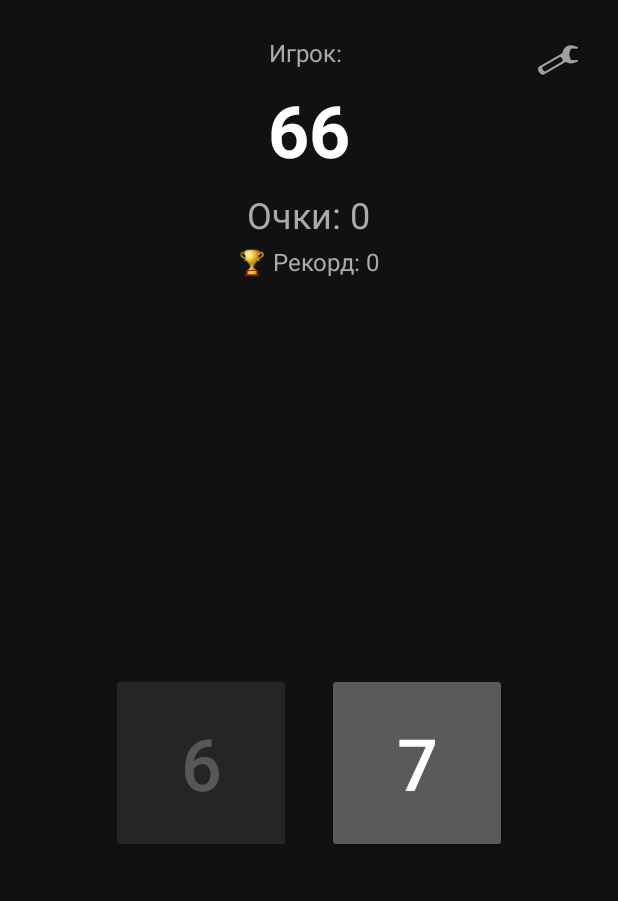
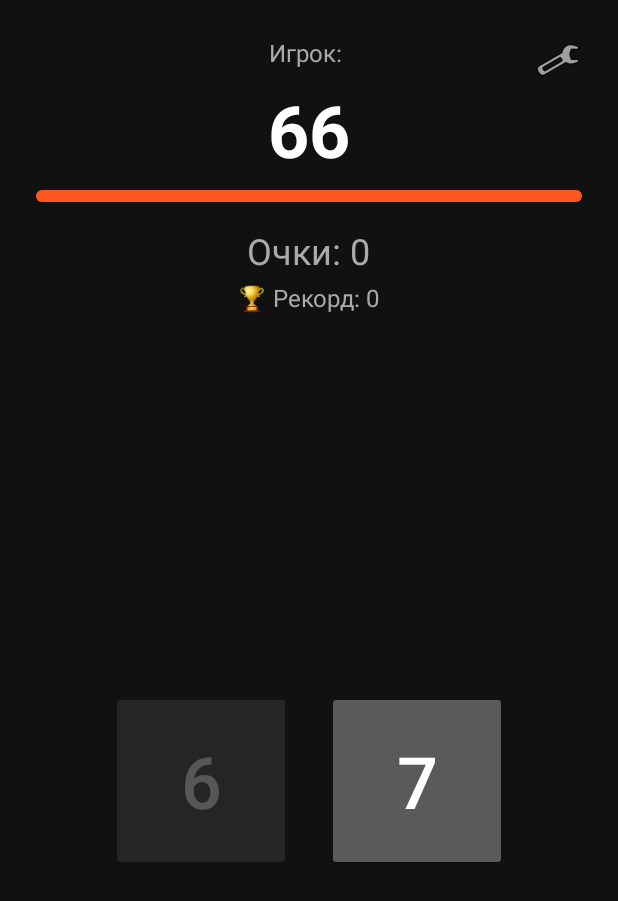
Before and after one commit to NestorAPP/67-gaming, an Android app: the MainActivity screen opened directly, with no data from a screen before it, on a phone screen of 412 x 824 dp. Shown: the top 901 px of the screen. Run offline under Robolectric (Android 15) with nearby library versions, the light colour scheme and no system bars.

Commit message:
Update activity_main.xml

```diff
--- a/app/src/main/res/layout/activity_main.xml
+++ b/app/src/main/res/layout/activity_main.xml
@@ -37,13 +37,23 @@
             android:textSize="48sp"
             android:textStyle="bold" />
 
+        <ProgressBar
+            android:id="@+id/progressBar"
+            style="?android:attr/progressBarStyleHorizontal"
+            android:layout_width="match_parent"
+            android:layout_height="8dp"
+            android:layout_marginTop="8dp"
+            android:max="67"
+            android:progress="67"
+            android:progressDrawable="@drawable/progress_bar" />
+
         <TextView
             android:id="@+id/tvScore"
             android:layout_width="wrap_content"
             android:layout_height="wrap_content"
             android:text="@string/score"
             android:textSize="24sp"
-            android:layout_marginTop="8dp" />
+            android:layout_marginTop="16dp" />
 
         <TextView
             android:id="@+id/tvBest"
@@ -52,7 +62,23 @@
             android:textSize="16sp"
             android:layout_marginTop="4dp" />
 
+        <TextView
+            android:id="@+id/tvCombo"
+            android:layout_width="wrap_content"
+            android:layout_height="wrap_content"
+            android:textSize="20sp"
+            android:textStyle="bold"
+            android:textColor="#FF5722"
+            android:background="@drawable/combo_background"
+            android:paddingStart="16dp"
+            android:paddingEnd="16dp"
+            android:paddingTop="6dp"
+            android:paddingBottom="6dp"
+            android:layout_marginTop="8dp"
+            android:visibility="gone" />
+
         <LinearLayout
+            android:id="@+id/gameArea"
             android:layout_width="match_parent"
             android:layout_height="0dp"
             android:layout_weight="1"
```
